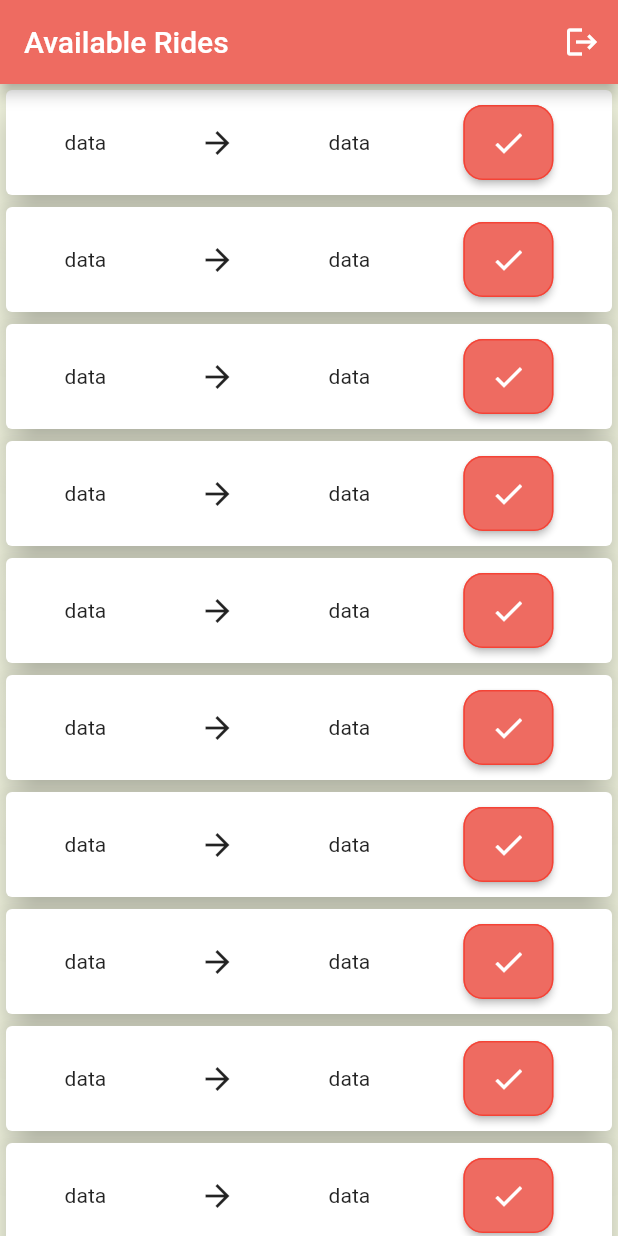
After one commit to Sparsh752/E-rickshaw-3, a Flutter app: the DriverOptions screen opened directly, on a phone screen of 412 x 824 dp. The commit adds this screen. Run offline on Flutter 3.47's test engine with Material 2 defaults, Android fonts, the phone set to English and light mode, and no system bars; our stand-ins replace cloud_firestore, firebase_auth, firebase_core, fluttertoast; missing offline and left inert: cloud_firestore_web, firebase_auth_web, firebase_core_web; accounts and stored records are empty.

Commit message:
Routing and driver options

```diff
--- /dev/null
+++ b/lib/screens/driver_card/DriverOptions.dart
@@ -0,0 +1,46 @@
+import 'package:erickshaw/screens/driver_card/card_model.dart';
+import 'package:erickshaw/screens/landingpage.dart';
+import 'package:firebase_auth/firebase_auth.dart';
+import 'package:flutter/cupertino.dart';
+import 'package:flutter/material.dart';
+
+class DriverOptions extends StatefulWidget {
+  const DriverOptions({Key? key}) : super(key: key);
+
+  @override
+  State<DriverOptions> createState() => _DriverOptionsState();
+}
+
+class _DriverOptionsState extends State<DriverOptions> {
+  final auth = FirebaseAuth.instance;
+
+  @override
+  Widget build(BuildContext context) {
+    return Scaffold(
+      backgroundColor: Color.fromRGBO(239, 242, 221, 1),
+      appBar: AppBar(
+        backgroundColor: Color.fromRGBO(238, 107, 97, 1.0),
+        leadingWidth: 0.0,
+        leading: Text(''),
+        title: Text('Available Rides'),
+        actions: [
+          IconButton(
+              onPressed: (){
+                auth.signOut();
+                Navigator.of(context).pushReplacement(
+                    MaterialPageRoute(builder: (context) => Landing()
+                    )
+                );
+              },
+              icon: Icon(Icons.logout)
+          )
+        ],
+      ),
+      body: ListView.builder(
+        itemBuilder: (BuildContext Context, int index){
+          return CardModel();
+        },
+      ),
+    );
+  }
+}
--- /dev/null
+++ b/lib/screens/driver_card/card_model.dart
@@ -0,0 +1,55 @@
+import 'package:flutter/material.dart';
+
+class CardModel extends StatefulWidget {
+  const CardModel({Key? key}) : super(key: key);
+
+  @override
+  State<CardModel> createState() => _CardModelState();
+}
+
+class _CardModelState extends State<CardModel> {
+  @override
+  Widget build(BuildContext context) {
+    return Card(
+      elevation: 10,
+      child: Container(
+        width: MediaQuery.of(context).size.width*0.9,
+        child: Padding(
+          padding: const EdgeInsets.symmetric(vertical: 10, horizontal: 8),
+          child: Row(
+            mainAxisAlignment: MainAxisAlignment.spaceAround,
+            children: [
+              Text("data"),
+              Icon(Icons.arrow_forward_outlined),
+              Text("data"),
+              Container(
+                margin: EdgeInsets.fromLTRB(0, 0, 0, 0),
+                width: 60,
+                height: 50,
+                child: ElevatedButton(
+                  onPressed: (){
+                    // Navigator.pushReplacement(context, MaterialPageRoute(builder: (context) => MainPage()));
+                  },
+                  style: ButtonStyle(
+                    backgroundColor: MaterialStateProperty.all<Color>(Color.fromRGBO(238, 107, 97, 1.0)),
+                    shape: MaterialStateProperty.all<RoundedRectangleBorder>(
+                        RoundedRectangleBorder(
+                            borderRadius: BorderRadius.circular(13.0),
+                            side: BorderSide(color: Colors.red)
+                        )
+                    ),
+                  ),
+                  child: Center(
+                    child: Icon(
+                      Icons.check,
+                    ),
+                  ),
+                ),
+              ),
+            ],
+          ),
+        ),
+      ),
+    );
+  }
+}
--- a/lib/screens/login_driver.dart
+++ b/lib/screens/login_driver.dart
@@ -1,3 +1,4 @@
+import 'package:erickshaw/screens/driver_card/DriverOptions.dart';
 import 'package:erickshaw/screens/driversign.dart';
 import 'package:firebase_auth/firebase_auth.dart';
 import 'package:flutter/material.dart';
@@ -127,7 +128,7 @@ class _Login_DriverState extends State<Login_Driver> {
                     }
                     ScaffoldMessenger.of(context).showSnackBar(SnackBar(content: Text('${errormsg}')));
                   }
-                  // Navigator.pushReplacement(context, MaterialPageRoute(builder: (context) => MainPage()));
+                  Navigator.pushReplacement(context, MaterialPageRoute(builder: (context) => DriverOptions()));
                 },
                 style: ButtonStyle(
                   backgroundColor: MaterialStateProperty.all<Color>(Color.fromRGBO(238, 107, 97, 1.0)),
--- a/lib/screens/select_route.dart
+++ b/lib/screens/select_route.dart
@@ -1,4 +1,5 @@
 import 'package:erickshaw/screens/landingpage.dart';
+import 'package:erickshaw/screens/pass_waiting.dart';
 import 'package:firebase_auth/firebase_auth.dart';
 import 'package:flutter/material.dart';
 import 'package:fluttertoast/fluttertoast.dart';
@@ -165,7 +166,7 @@ class _SelectRouteState extends State<SelectRoute> {
                   }
                   if(errormsg==""){
                     db.create_request(fromValue!, toValue!, _uid);
-                    Navigator.pushReplacement(context, MaterialPageRoute(builder: (context) => Landing()));
+                    Navigator.push(context, MaterialPageRoute(builder: (context) => PassWait()));
                   }else{
                     Fluttertoast.showToast(msg: errormsg!, toastLength: Toast.LENGTH_SHORT,gravity: ToastGravity.CENTER,timeInSecForIosWeb: 1);
                   }
```
Also changed, not shown: lib/screens/pass_waiting.dart (added, +46 -0 lines), pubspec.lock.
